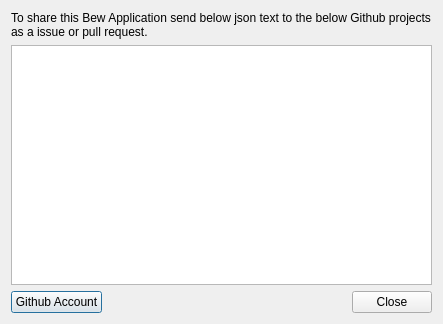
The window that src/bewsharedialog.ui (realbardia/bew) describes before a commit, drawn with Qt 5.
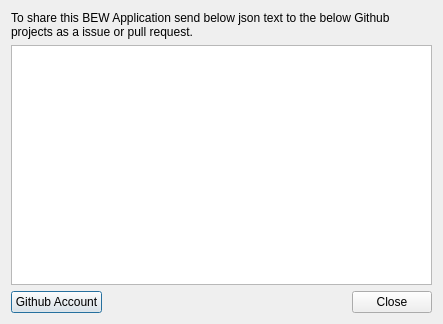
The same window after the commit.

The edit to the form file:
```diff
--- a/src/bewsharedialog.ui
+++ b/src/bewsharedialog.ui
@@ -17,7 +17,7 @@
    <item>
     <widget class="QLabel" name="label">
      <property name="text">
-      <string>To share this Bew Application send below json text to the below Github projects as a issue or pull request.</string>
+      <string>To share this BEW Application send below json text to the below Github projects as a issue or pull request.</string>
      </property>
      <property name="wordWrap">
       <bool>true</bool>
```
Left out of the diff: 8 changed lines with no effect on the pictures.
